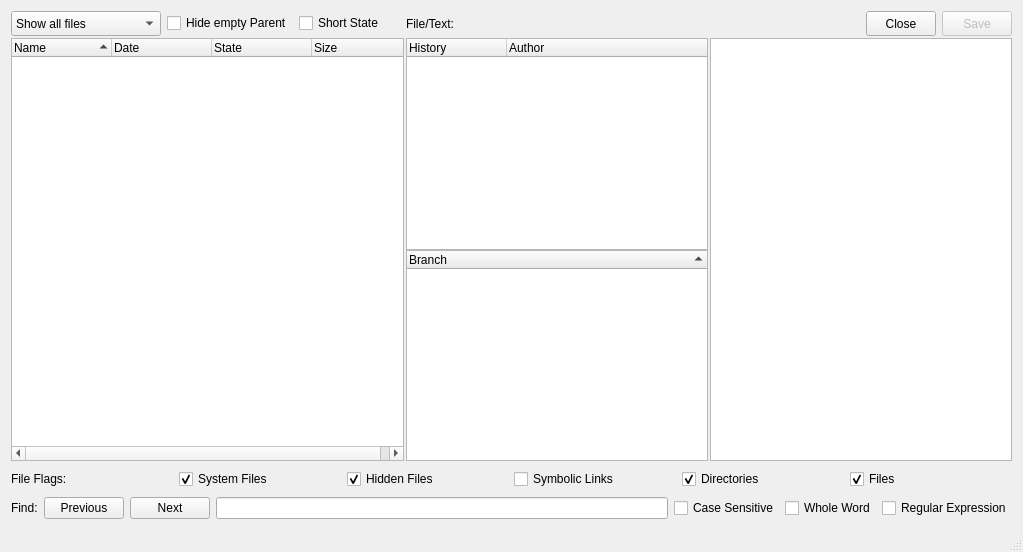
Before: the Qt Designer form source/mainwindow.ui in Rolloke/GUI-Apps, drawn with Qt 5.
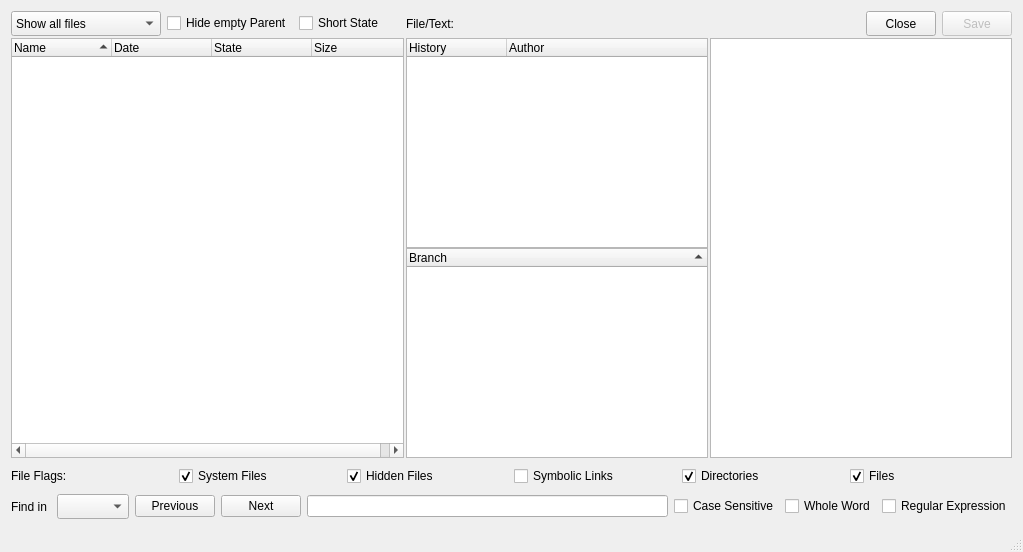
After: the same form once the commit is applied. Icons and pictures are not drawn. Custom widgets are drawn as their Qt base class.

Commit message: implemented find in tree views refacturing

What changed in the file:
```diff
--- a/source/mainwindow.ui
+++ b/source/mainwindow.ui
@@ -513,7 +513,17 @@
       <item>
        <widget class="QLabel" name="txtFind">
         <property name="text">
-         <string>Find:</string>
+         <string>Find in </string>
+        </property>
+       </widget>
+      </item>
+      <item>
+       <widget class="QComboBox" name="comboFindBox">
+        <property name="minimumSize">
+         <size>
+          <width>0</width>
+          <height>25</height>
+         </size>
         </property>
        </widget>
       </item>
```
Left out of the diff: 2 changed lines with no effect on the pictures. The commit also changes 6 other files.
